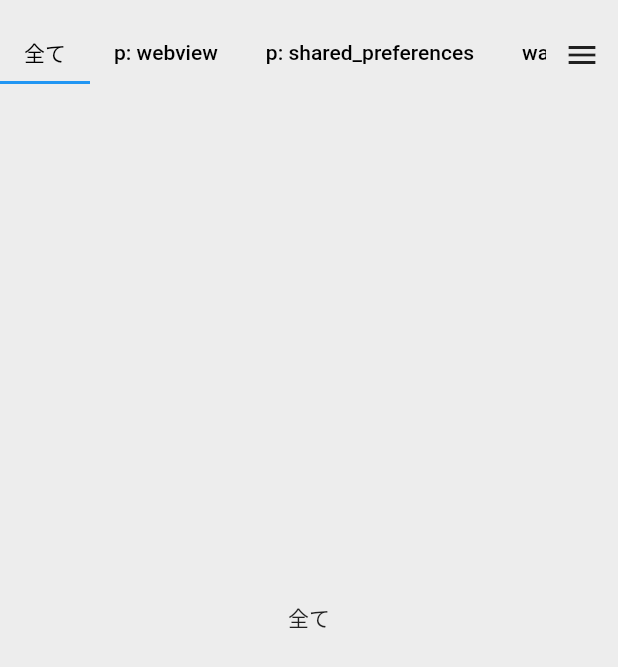
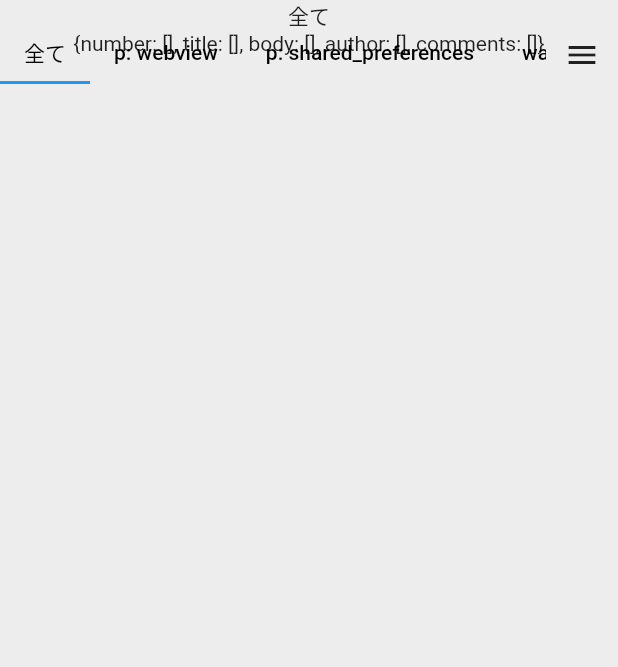
Before and after one commit to Toma-0/toridori_prechallenge, a Flutter app: the screen it shows after launch, after a tap on the "menu" icon, after a tap on "全て", on a phone screen of 412 x 824 dp. Shown: the top 667 px of the screen. Run offline on Flutter 3.47's test engine with Material 2 defaults, Android fonts, the phone set to English and light mode, and no system bars; our stand-ins replace flutter_riverpod, graphql_flutter; network calls fail.

Commit message:
APIからIssueに関連する情報を呼び出しRiverpodに保存させる。

```diff
--- a/pre_challenge/lib/graphql/getInfo.dart
+++ b/pre_challenge/lib/graphql/getInfo.dart
@@ -1,7 +1,8 @@
 import 'package:graphql_flutter/graphql_flutter.dart';
+import '../state/provider.dart';
 
 class GraphQL {
-  void getIssues() async {
+  void getIssues(ref) async {
     // 1. GitHub GraphQL APIのエンドポイントを指定してHttpLinkを作成
     final HttpLink httpLink = HttpLink(
       'https://api.github.com/graphql',
@@ -10,8 +11,16 @@ class GraphQL {
     // 2. アクセストークンを指定して認証リンクを作成
     final AuthLink authLink = AuthLink(
         getToken: () async =>
-            'Bearer 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'
-        );
+            'Bearer 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');
+
+    //後ほど使用するMapを作成
+    Map<String, List<dynamic>> mapData = {
+      "number": [],
+      "title": [],
+      "body": [],
+      "author": [],
+      "comments": [],
+    };
 
     // 3. 認証リンクとHTTPリンクを連結して最終的なリンクを作成
     final Link link = authLink.concat(httpLink);
@@ -36,28 +45,19 @@ class GraphQL {
     } else {
       // データを解析して表示
       final data = result.data!['repository']['issues']['nodes'];
+
       for (var issue in data) {
-        final number = issue['number'];
-        final title = issue['title'];
-        final body = issue['body'];
-        final author = issue['author']['login'];
-        final comments = issue['comments']['nodes'];
+        //先ほど作成したMapにデータを格納
+        mapData["number"]!.add(issue['number']);
+        mapData["title"]!.add(issue['title']);
+        mapData["body"]!.add(issue['body']);
+        mapData["author"]!.add(issue['author']['login']);
+        mapData["comments"]!.add(issue['comments']['nodes']);
+      }
 
-        // イシューの情報を出力
-        print('Issue Number: $number');
-        print('Title: $title');
-        print('Body: $body');
-        print('Author: $author');
-
-        // コメントを出力
-        print('Comments:');
-        for (var comment in comments) {
-          final commentBody = comment['body'];
-          print(commentBody);
-        }
-
-        print('----------------------');
-      }
+      //取得したデータをProviderに格納
+      ref.read(IssueProvider.notifier).addIssues(mapData);
+      print(ref.read(IssueProvider));
     }
   }
 
--- a/pre_challenge/lib/main.dart
+++ b/pre_challenge/lib/main.dart
@@ -17,11 +17,12 @@ void main() {
 }
 
 //ホーム画面の大まかなテーマなどを作成するWidget
-class MyApp extends StatelessWidget {
+class MyApp extends ConsumerWidget {
   const MyApp({Key? key}) : super(key: key);
 
   @override
-  Widget build(BuildContext context) {
+  Widget build(BuildContext context,ref) {
+    GraphQL().getIssues(ref);
     return MaterialApp(
       // ライトモード用のテーマ
       theme: ThemeData(
@@ -75,10 +76,10 @@ class MyStatefulWidgetState extends ConsumerState<MyStatefulWidget>
 
   @override
   Widget build(BuildContext context) {
+
     Setting().size(context);
     double y = Setting.h!;
     //グラフQLを取得する
-    GraphQL().getIssues();
     _tabController =
         TabController(length: ref.watch(labelProvider).length, vsync: this);
     //ラベルよりタブのパーツを取得する
@@ -209,22 +210,29 @@ class MyStatefulWidgetState extends ConsumerState<MyStatefulWidget>
             );
           },
         )),
-        body: Home(ref.watch(labelProvider), _tabController),
+        body: Home(ref, _tabController),
       ),
     );
   }
 }
 
 class Home extends ConsumerWidget {
-  final List list;
+  final WidgetRef ref;
   final TabController tabCon;
-  const Home(this.list, this.tabCon, {Key? key}) : super(key: key);
+  const Home(this.ref, this.tabCon, {Key? key}) : super(key: key);
 
   @override
   Widget build(BuildContext context, watch) {
     return Consumer(builder: (context, watch, child) {
       return TabBarView(controller: tabCon, children: [
-        for (int i = 0; i < list.length; i++) Center(child: Text(list[i])),
+        for (int i = 0; i < ref.watch(labelProvider).length; i++)
+          Center(
+              child: Column(
+            children: [
+              Text(ref.watch(labelProvider)[i]),
+              Text(ref.watch(IssueProvider).toString()),
+            ],
+          )),
       ]);
     });
   }
--- a/pre_challenge/lib/state/provider.dart
+++ b/pre_challenge/lib/state/provider.dart
@@ -21,11 +21,29 @@ class LabelNotifier extends Notifier<List> {
   void removeLabel(String label) {
     state = state.where((element) => element != label).toList();
   }
-
 }
 
-final labelProvider = NotifierProvider<LabelNotifier ,List>(()=>LabelNotifier());
+final labelProvider =
+    NotifierProvider<LabelNotifier, List>(() => LabelNotifier());
 
 //お気に入りが格納されているStateNotiferProvider
 
 //表示するコンテンツが含まれているFutureProvider
+class IssueNotifier extends Notifier<Map> {
+  @override
+  Map build() =>
+      {"number": [], "title": [], "body": [], "author": [], "comments": []};
+
+  void addIssues(Map Issues) {
+    Map<String, dynamic> newMap = {};
+    state.forEach((key, value) {
+      newMap[key] = Issues[key];
+    });
+
+    state = newMap;
+  }
+
+}
+
+final IssueProvider =
+    NotifierProvider<IssueNotifier, Map>(() => IssueNotifier());
```
Also changed, not shown: 3 other files. Lines whose indentation alone changed are shown as unchanged.
